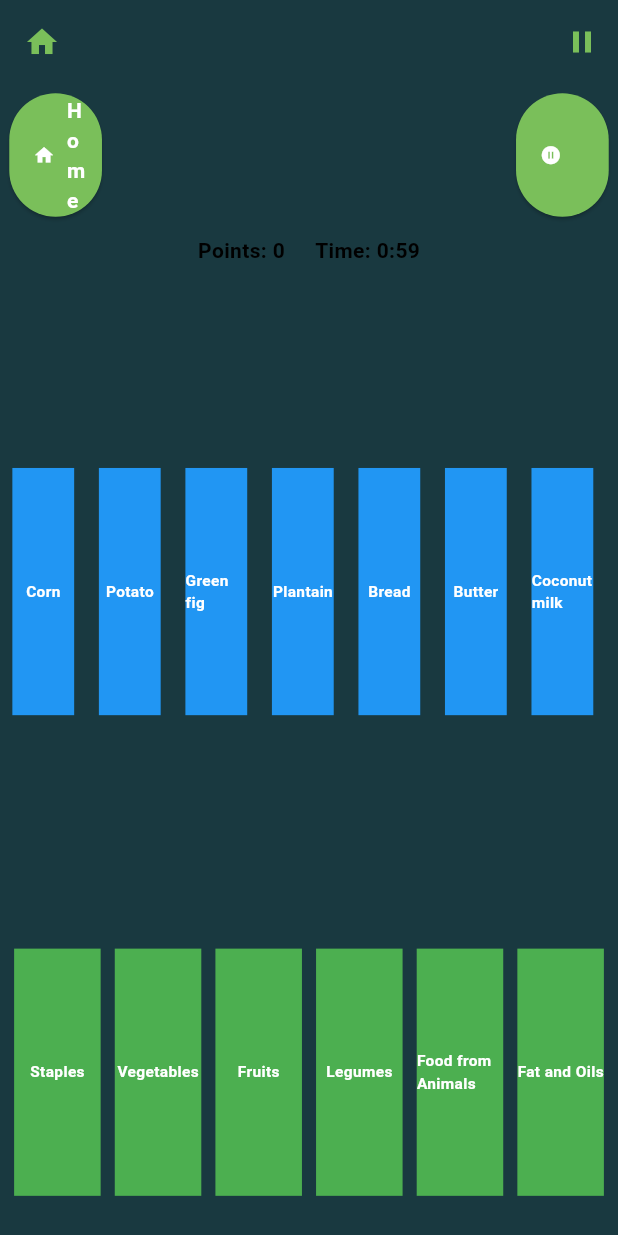
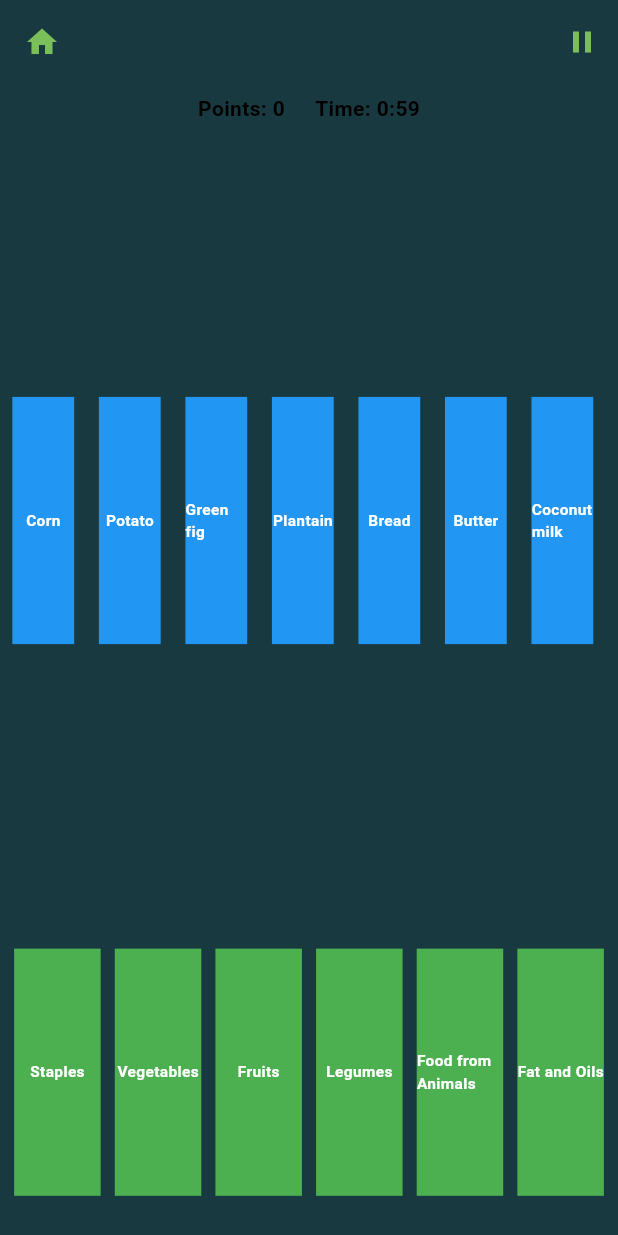
Before and after one commit to ErrorUnknown55/caribbean_food_group_game, a Flutter app: the GameView screen opened by its route, on a phone screen of 412 x 824 dp. Run offline on Flutter 3.47's test engine with Material 3 defaults, Android fonts, the phone set to English and light mode, and no system bars.

Commit message:
Setting up game_view

```diff
--- a/lib/scr/game_feature/game_view.dart
+++ b/lib/scr/game_feature/game_view.dart
@@ -280,6 +280,8 @@ class _GameViewState extends State<GameView> {
     shuffledFoodArrays = shuffledMap;
   }
 
+
+  ///Game
   @override
   Widget build(BuildContext context) {
     return Scaffold(
@@ -288,7 +290,11 @@ class _GameViewState extends State<GameView> {
               onPressed: () => Navigator.popAndPushNamed(context, '/homepage'),
               icon: const Icon(Icons.home)),
         actions: [
-          IconButton(onPressed: (){}, icon: const Icon(Icons.pause))
+          IconButton(onPressed: () {
+            pauseGame();
+            showPauseMenu();
+          },
+              icon: const Icon(Icons.pause))
         ],
       ),
       body: WillPopScope(
@@ -311,47 +317,6 @@ class _GameViewState extends State<GameView> {
                   body: Column(
                     crossAxisAlignment: CrossAxisAlignment.stretch,
                     children: [
-                      Padding(
-                        padding: EdgeInsets.all(ScrSize.getScreenWidth(context) * 0.015),//Han
-                        child: Row(
-                          mainAxisAlignment: MainAxisAlignment.spaceBetween,
-                          children: [
-                            SizedBox(
-                              width: ScrSize.getScreenWidth(context) * 0.15,
-                              height: ScrSize.getScreenHeight(context) * 0.1,
-                              child: ElevatedButton.icon(
-                                onPressed: () {
-                                  Navigator.pop(context);
-                                },
-                                icon: Icon(Icons.home, size: ScrSize.getScreenWidth(context) * 0.035),
-                                label: const Text(
-                                  'Home',
-                                  style: TextStyle(
-                                    fontWeight: FontWeight.bold,
-                                  ),
-                                ),
-                              ),
-                            ),
-                            SizedBox(
-                              width: ScrSize.getScreenWidth(context) * 0.15,
-                              height: ScrSize.getScreenHeight(context) * 0.1,
-                              child: ElevatedButton.icon(
-                                onPressed: () {
-                                  pauseGame();
-                                  showPauseMenu();
-                                },
-                                icon: Icon(Icons.pause_circle, size: ScrSize.getScreenWidth(context) * 0.035),
-                                label: const Text(
-                                  'Pause',
-                                  style: TextStyle(
-                                    fontWeight: FontWeight.bold,
-                                  ),
-                                ),
-                              ),
-                            ),
-                          ],
-                        ),
-                      ),
 
                       //Handles the Points and Time display
                       Padding(
@@ -444,7 +409,6 @@ class _GameViewState extends State<GameView> {
     });
 
     showDialog(context: context, barrierDismissible: false, builder: (BuildContext context) {
-      final spacing = 0.01;
       return WillPopScope(
         onWillPop: () async {
           // Prevent back navigation when the pause menu is visible
--- a/lib/scr/game_over_feature/game_over_view.dart
+++ b/lib/scr/game_over_feature/game_over_view.dart
@@ -28,7 +28,7 @@ class GameOverView extends StatelessWidget {
             ElevatedButton(
 
               onPressed: () {
-                Navigator.pop(context); // Go back to the game screen
+                Navigator.popAndPushNamed(context, '/homepage'); // Go back to the game screen
               },
               child: const Text(
                 'Return to Home',
--- a/lib/scr/home_feature/home_page.dart
+++ b/lib/scr/home_feature/home_page.dart
@@ -1,4 +1,3 @@
-import 'package:caribbean_food_group_game/scr/game_feature/game_view.dart';
 import 'package:caribbean_food_group_game/scr/setting_feature/setting_view.dart';
 import 'package:flutter/material.dart';
 
```
